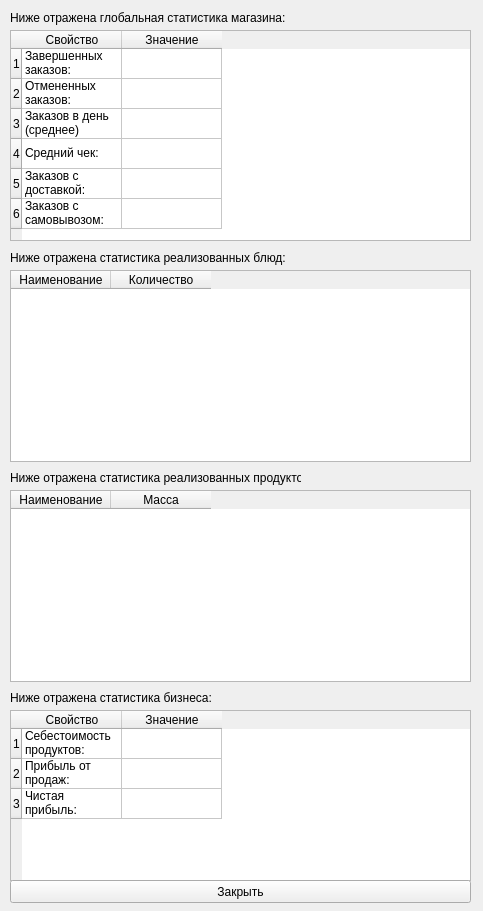
Before: the Qt Designer form admin/statsview.ui in 244sinfall/fastfoodDeliveryAggregator, drawn with Qt 5.
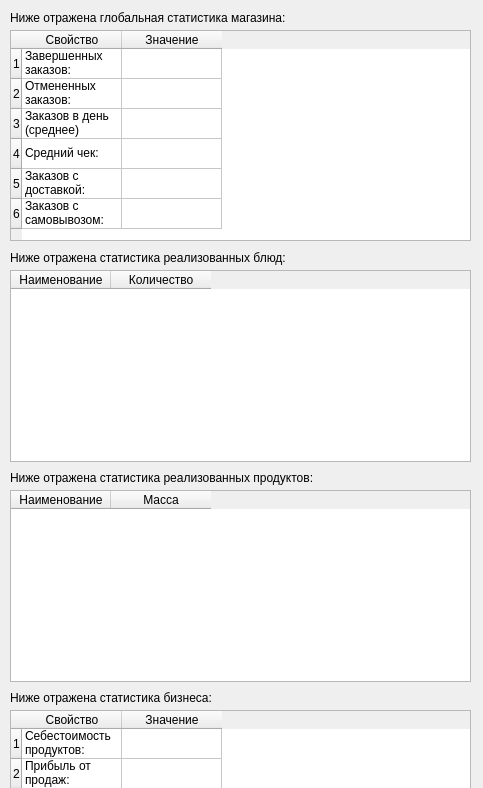
After: the same form once the commit is applied.

Commit message: admin stats almost completed

Patch:
```diff
--- a/admin/statsview.ui
+++ b/admin/statsview.ui
@@ -7,7 +7,7 @@
     <x>0</x>
     <y>0</y>
     <width>483</width>
-    <height>911</height>
+    <height>788</height>
    </rect>
   </property>
   <property name="windowTitle">
@@ -151,7 +151,7 @@
     <rect>
      <x>10</x>
      <y>250</y>
-     <width>291</width>
+     <width>341</width>
      <height>16</height>
     </rect>
    </property>
@@ -164,7 +164,7 @@
     <rect>
      <x>10</x>
      <y>470</y>
-     <width>291</width>
+     <width>381</width>
      <height>16</height>
     </rect>
    </property>
```
Left out of the diff: 12 changed lines with no effect on the pictures. The commit also changes 2 other files.
